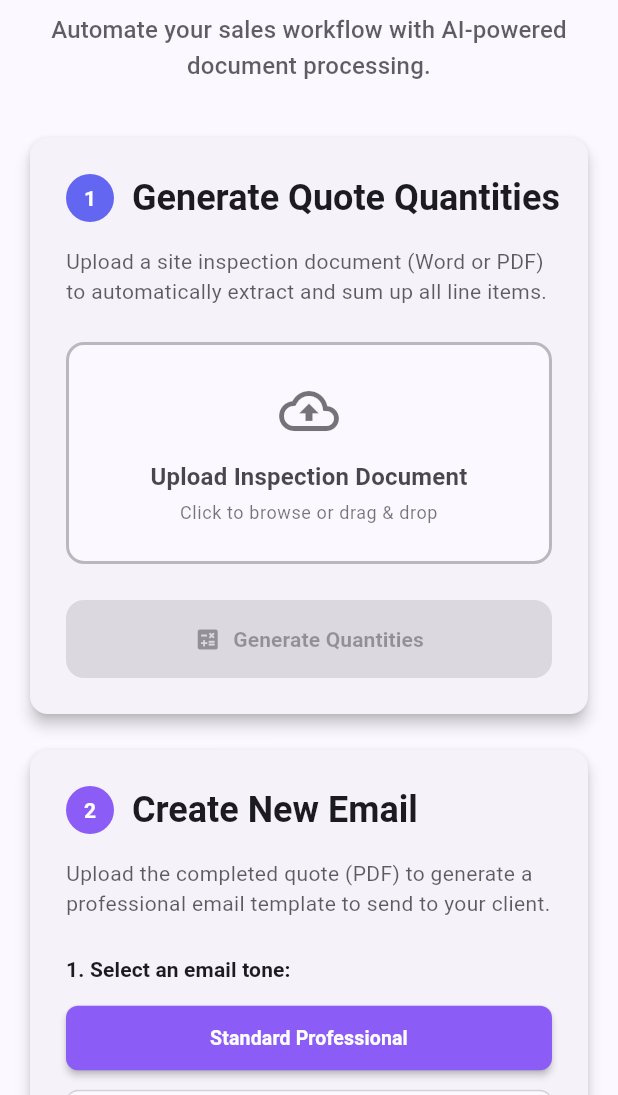
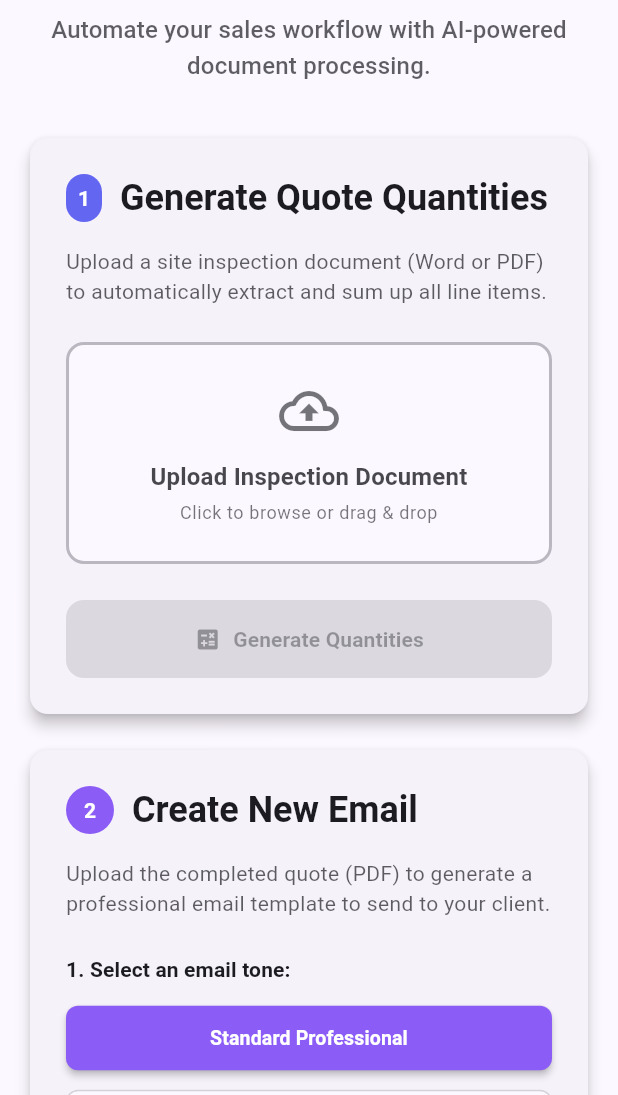
Before and after one commit to thecodeblock-hendrik/Sales_Quote_Assist, a Flutter app: the screen it shows after launch, on a phone screen of 412 x 824 dp, the part 141-1236 px from its top. Run offline on Flutter 3.47's test engine with Material 3 defaults, Android fonts, the light colour scheme and no system bars; our stand-ins replace file_picker, flutter_dotenv, google_generative_ai; statements that could not run were skipped.

Commit message:
update files

```diff
--- a/lib/screens/home_screen.dart
+++ b/lib/screens/home_screen.dart
@@ -247,7 +247,7 @@ class _HomeScreenState extends State<HomeScreen> {
             Row(
               children: [
                 Container(
-                  width: 32,
+                  width: 24,
                   height: 32,
                   decoration: BoxDecoration(
                     color: const Color(0xFF6366F1),
--- a/lib/widgets/email_type_selector.dart
+++ b/lib/widgets/email_type_selector.dart
@@ -68,7 +68,7 @@ class EmailTypeSelector extends StatelessWidget {
           side: isSelected
               ? BorderSide.none
               : BorderSide(
-                  color: colorScheme.outline.withValues(alpha: (0.3)),
+                  color: colorScheme.outline.withValues(alpha: 0.3),
                 ),
         ),
         elevation: isSelected ? 2 : 0,
```
Also changed, not shown: lib/services/gemini_service.dart (+9 -3 lines), pubspec.yaml (+4 -5 lines), pubspec.lock, 6 other files.
